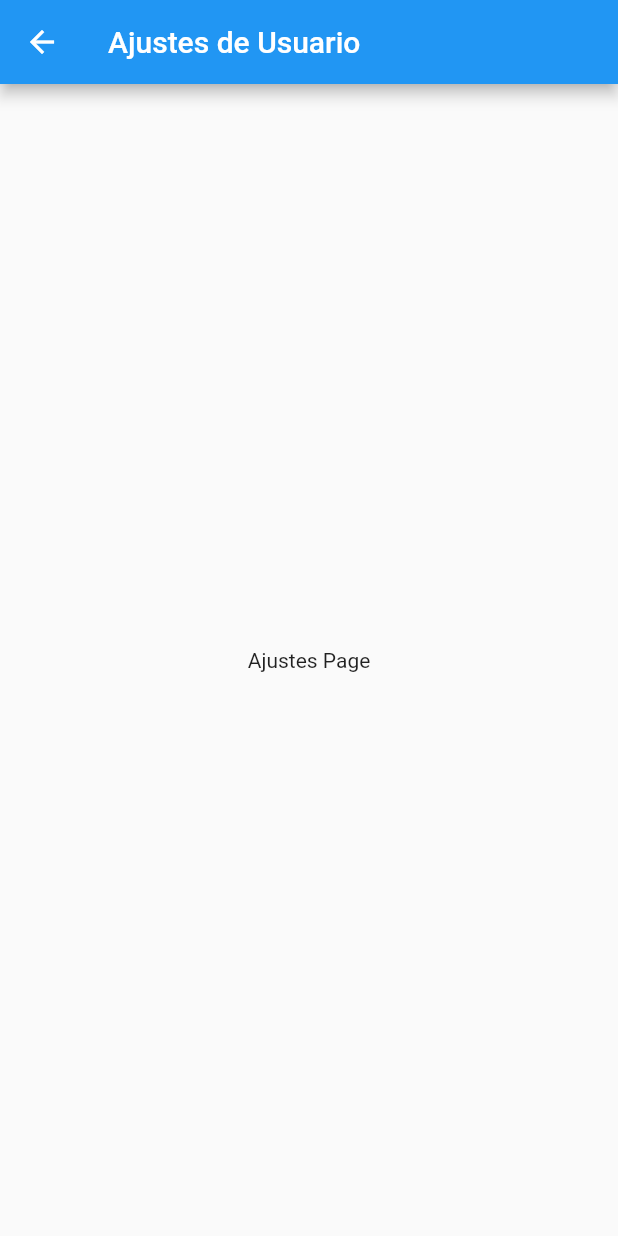
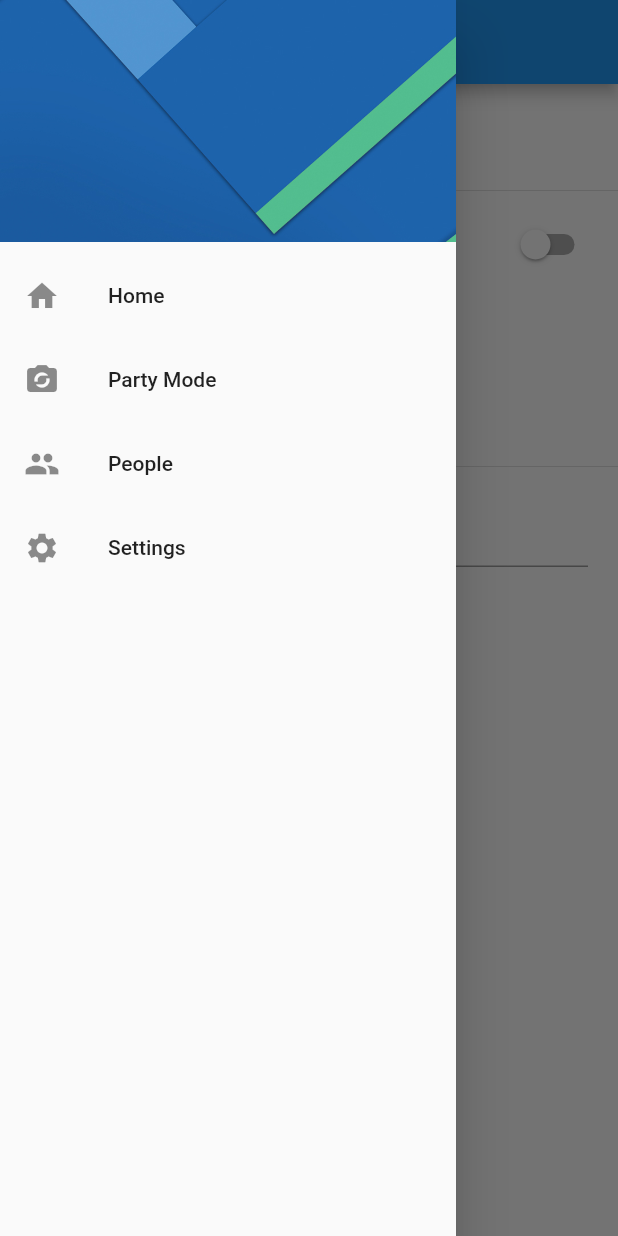
Before and after one commit to KestlerBarrios/Preferences_UserApp, a Flutter app: the SettingsPage screen opened by its route, with the side drawer open (before the commit the screen has no drawer), on a phone screen of 412 x 824 dp. Run offline on Flutter 3.47's test engine with Material 2 defaults, Android fonts, the phone set to English and light mode, and no system bars.

Commit message:
Configurando SettingPage

```diff
--- a/lib/src/pages/home_page.dart
+++ b/lib/src/pages/home_page.dart
@@ -1,5 +1,5 @@
 import 'package:flutter/material.dart';
-import 'package:preferencias_usuario/src/pages/settings_page.dart';
+import 'package:preferencias_usuario/src/widgets/menu_widget.dart';
 
 class HomePage extends StatelessWidget {
   static final String routeName = '/';
@@ -10,7 +10,7 @@ class HomePage extends StatelessWidget {
       appBar: AppBar(
         title: Text('Preferencias de Usuario'),
       ),
-      drawer: _crearDrawer(context),
+      drawer: MenuDrawer(),
       body: Column(
         mainAxisAlignment: MainAxisAlignment.center,
         children: [
@@ -24,43 +24,4 @@ class HomePage extends StatelessWidget {
       ),
     );
   }
-
-  Drawer _crearDrawer(BuildContext context) {
-    return Drawer(
-      child: ListView(
-        padding: EdgeInsets.zero,
-        children: [
-          DrawerHeader(
-            child: Container(),
-            decoration: BoxDecoration(
-                image: DecorationImage(
-                    image: AssetImage('assets/img/menu-img.jpg'),
-                    fit: BoxFit.cover)),
-          ),
-          ListTile(
-            leading: Icon(Icons.home),
-            title: Text('Home'),
-            onTap: () =>
-                Navigator.pushReplacementNamed(context, HomePage.routeName),
-          ),
-          ListTile(
-            leading: Icon(Icons.party_mode),
-            title: Text('Party Mode'),
-            onTap: () {},
-          ),
-          ListTile(
-            leading: Icon(Icons.people),
-            title: Text('People'),
-            onTap: () {},
-          ),
-          ListTile(
-            leading: Icon(Icons.settings),
-            title: Text('Settings'),
-            onTap: () =>
-                Navigator.pushReplacementNamed(context, SettingsPage.routeName),
-          ),
-        ],
-      ),
-    );
-  }
 }
--- a/lib/src/pages/settings_page.dart
+++ b/lib/src/pages/settings_page.dart
@@ -1,17 +1,74 @@
 import 'package:flutter/material.dart';
+import 'package:preferencias_usuario/src/widgets/menu_widget.dart';
 
-class SettingsPage extends StatelessWidget {
+class SettingsPage extends StatefulWidget {
   static final String routeName = '/settings';
+
+  @override
+  _SettingsPageState createState() => _SettingsPageState();
+}
+
+class _SettingsPageState extends State<SettingsPage> {
+  bool _colorSecundario = false;
+  int _genero = 1;
+  String _nombre = 'Kestler';
+
+  TextEditingController _textController;
+  @override
+  void initState() {
+    super.initState();
+    _textController = TextEditingController(text: _nombre);
+  }
 
   @override
   Widget build(BuildContext context) {
     return Scaffold(
-      appBar: AppBar(
-        title: Text('Ajustes de Usuario'),
-      ),
-      body: Center(
-        child: Text('Ajustes Page'),
-      )
-    );
+        appBar: AppBar(
+          title: Text('Ajustes de Usuario'),
+        ),
+        drawer: MenuDrawer(),
+        body: ListView(
+          children: [
+            Container(
+              padding: EdgeInsets.all(5.0),
+              child: Text(
+                'Settings',
+                style: TextStyle(fontSize: 45.0, fontWeight: FontWeight.bold),
+              ),
+            ),
+            Divider(),
+            SwitchListTile(
+              value: _colorSecundario,
+              title: Text('Color Secundario'),
+              onChanged: (value) {
+                _colorSecundario = value;
+                setState(() {});
+              },
+            ),
+            RadioListTile(
+                value: 1,
+                title: Text('Masculino'),
+                groupValue: _genero,
+                onChanged: (value) => setState(() => _genero = value)),
+            RadioListTile(
+              value: 2,
+              title: Text('Femenino'),
+              groupValue: _genero,
+              onChanged: (value) => setState(() => _genero = value),
+            ),
+            Divider(),
+            Container(
+              padding: EdgeInsets.symmetric(horizontal: 20.0),
+              child: TextField(
+                controller: _textController,
+                decoration: InputDecoration(
+                  labelText: 'Nombre',
+                  helperText: 'Nombre de quien usa el telefono',
+                ),
+                onChanged: (value) {},
+              ),
+            )
+          ],
+        ));
   }
 }
--- /dev/null
+++ b/lib/src/widgets/menu_widget.dart
@@ -0,0 +1,45 @@
+import 'package:flutter/material.dart';
+import 'package:preferencias_usuario/src/pages/home_page.dart';
+import 'package:preferencias_usuario/src/pages/settings_page.dart';
+
+class MenuDrawer extends StatelessWidget {
+  @override
+  Widget build(BuildContext context) {
+    return Drawer(
+      child: ListView(
+        padding: EdgeInsets.zero,
+        children: [
+          DrawerHeader(
+            child: Container(),
+            decoration: BoxDecoration(
+                image: DecorationImage(
+                    image: AssetImage('assets/img/menu-img.jpg'),
+                    fit: BoxFit.cover)),
+          ),
+          ListTile(
+            leading: Icon(Icons.home),
+            title: Text('Home'),
+            onTap: () =>
+                Navigator.pushReplacementNamed(context, HomePage.routeName),
+          ),
+          ListTile(
+            leading: Icon(Icons.party_mode),
+            title: Text('Party Mode'),
+            onTap: () {},
+          ),
+          ListTile(
+            leading: Icon(Icons.people),
+            title: Text('People'),
+            onTap: () {},
+          ),
+          ListTile(
+            leading: Icon(Icons.settings),
+            title: Text('Settings'),
+            onTap: () =>
+                Navigator.pushReplacementNamed(context, SettingsPage.routeName),
+          ),
+        ],
+      ),
+    );
+  }
+}
```
